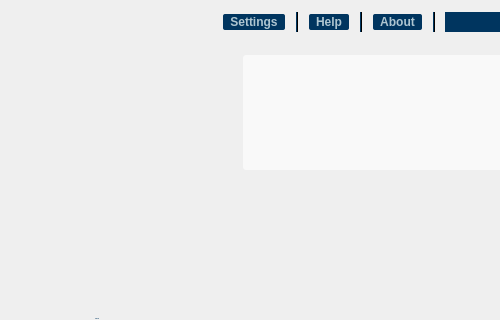
The window that crypto/ui/MainWindow.ui (open-eid/qdigidoc) describes before a commit, drawn with Qt 5; both pictures show x 0 to 500 and y 0 to 320 of the 650 by 540 pixel window.
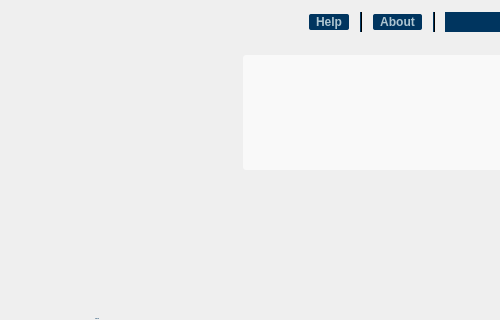
The same window after the commit. Icons and pictures are not drawn. Custom widgets are drawn as their Qt base class.

Commit message:
Remove settings button
Ticket: #23368

What changed in the file:
```diff
--- a/crypto/ui/MainWindow.ui
+++ b/crypto/ui/MainWindow.ui
@@ -204,29 +204,6 @@
           </property>
          </spacer>
         </item>
-        <item>
-         <widget class="QPushButton" name="settings">
-          <property name="text">
-           <string>Settings</string>
-          </property>
-         </widget>
-        </item>
-        <item>
-         <widget class="Line" name="headerLine">
-          <property name="maximumSize">
-           <size>
-            <width>2</width>
-            <height>20</height>
-           </size>
-          </property>
-          <property name="frameShadow">
-           <enum>QFrame::Plain</enum>
-          </property>
-          <property name="orientation">
-           <enum>Qt::Vertical</enum>
-          </property>
-         </widget>
-        </item>
         <item>
          <widget class="QPushButton" name="help">
           <property name="text">
```
The commit also changes 2 other files.
